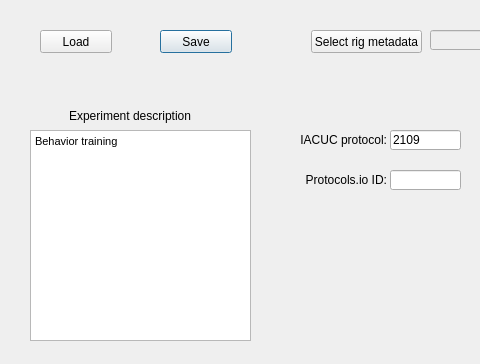
AllenNeuralDynamics/dynamic-foraging-task, file src/foraging_gui/MetaData.ui: the form before one commit; both pictures show x 0 to 480 and y 0 to 364 of the 728 by 364 pixel window.
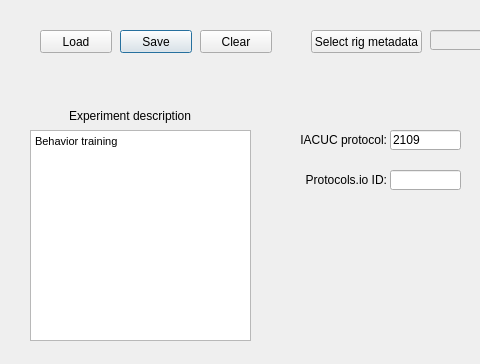
The form after the commit.

Commit message: Adding clear metadata button

Patch:
```diff
--- a/src/foraging_gui/MetaData.ui
+++ b/src/foraging_gui/MetaData.ui
@@ -74,7 +74,7 @@
   <widget class="QPushButton" name="SaveMeta">
    <property name="geometry">
     <rect>
-     <x>160</x>
+     <x>120</x>
      <y>30</y>
      <width>72</width>
      <height>23</height>
@@ -390,6 +390,25 @@
     <set>Qt::AlignLeading|Qt::AlignLeft|Qt::AlignVCenter</set>
    </property>
   </widget>
+  <widget class="QPushButton" name="ClearMetadata">
+   <property name="geometry">
+    <rect>
+     <x>200</x>
+     <y>30</y>
+     <width>72</width>
+     <height>23</height>
+    </rect>
+   </property>
+   <property name="sizePolicy">
+    <sizepolicy hsizetype="Expanding" vsizetype="Expanding">
+     <horstretch>0</horstretch>
+     <verstretch>0</verstretch>
+    </sizepolicy>
+   </property>
+   <property name="text">
+    <string>Clear</string>
+   </property>
+  </widget>
  </widget>
  <resources/>
  <connections/>
```
